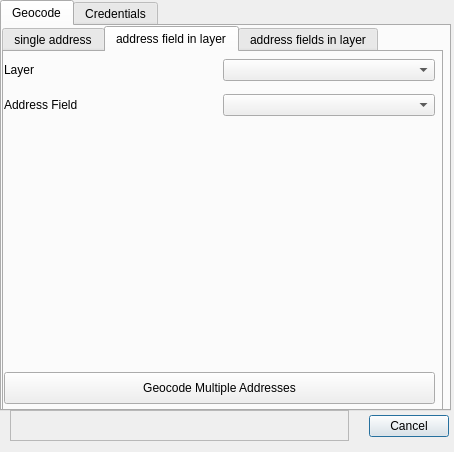
This is hereqgis_dialog_base.ui in riccardoklinger/Hqgis as Qt 5 draws it before an edit. The edited form follows.
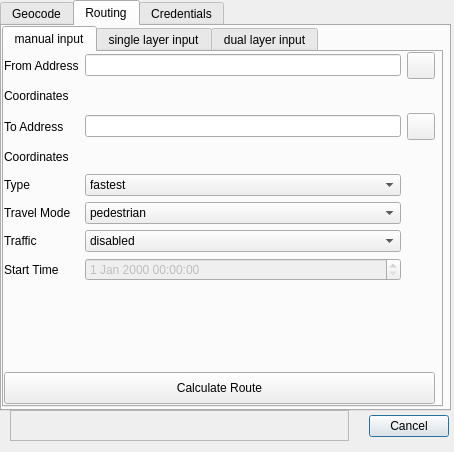
This is the edited form. The open tabs and pages were chosen to show the change. Custom widgets are drawn as their Qt base class.

Commit message: adds routing from point to point

```diff
--- a/hereqgis_dialog_base.ui
+++ b/hereqgis_dialog_base.ui
@@ -42,7 +42,7 @@
     </rect>
    </property>
    <property name="currentIndex">
-    <number>0</number>
+    <number>1</number>
    </property>
    <widget class="QWidget" name="tab">
     <attribute name="title">
@@ -278,6 +278,252 @@
      </widget>
     </widget>
    </widget>
+   <widget class="QWidget" name="tab_6">
+    <attribute name="title">
+     <string>Routing</string>
+    </attribute>
+    <widget class="QTabWidget" name="tabWidget_3">
+     <property name="geometry">
+      <rect>
+       <x>0</x>
+       <y>0</y>
+       <width>441</width>
+       <height>381</height>
+      </rect>
+     </property>
+     <property name="currentIndex">
+      <number>0</number>
+     </property>
+     <widget class="QWidget" name="tab_7">
+      <attribute name="title">
+       <string>manual input</string>
+      </attribute>
+      <widget class="QWidget" name="gridLayoutWidget_2">
+       <property name="geometry">
+        <rect>
+         <x>0</x>
+         <y>0</y>
+         <width>431</width>
+         <height>229</height>
+        </rect>
+       </property>
+       <layout class="QGridLayout" name="gridLayout_2">
+        <item row="3" column="0">
+         <widget class="QLabel" name="label_15">
+          <property name="text">
+           <string>Coordinates</string>
+          </property>
+         </widget>
+        </item>
+        <item row="2" column="2">
+         <widget class="QToolButton" name="captureButton_2">
+          <property name="text">
+           <string/>
+          </property>
+          <property name="iconSize">
+           <size>
+            <width>20</width>
+            <height>20</height>
+           </size>
+          </property>
+          <property name="checkable">
+           <bool>true</bool>
+          </property>
+          <property name="checked">
+           <bool>false</bool>
+          </property>
+         </widget>
+        </item>
+        <item row="0" column="2">
+         <widget class="QToolButton" name="captureButton">
+          <property name="text">
+           <string/>
+          </property>
+          <property name="iconSize">
+           <size>
+            <width>20</width>
+            <height>20</height>
+           </size>
+          </property>
+          <property name="checkable">
+           <bool>true</bool>
+          </property>
+          <property name="checked">
+           <bool>false</bool>
+          </property>
+         </widget>
+        </item>
+        <item row="1" column="0">
+         <widget class="QLabel" name="label_14">
+          <property name="text">
+           <string>Coordinates</string>
+          </property>
+         </widget>
+        </item>
+        <item row="1" column="1">
+         <widget class="QLabel" name="FromLabel">
+          <property name="text">
+           <string/>
+          </property>
+         </widget>
+        </item>
+        <item row="0" column="0">
+         <widget class="QLabel" name="label_3">
+          <property name="text">
+           <string>From Address</string>
+          </property>
+         </widget>
+        </item>
+        <item row="0" column="1">
+         <widget class="QLineEdit" name="fromAddress"/>
+        </item>
+        <item row="2" column="1">
+         <widget class="QLineEdit" name="toAddress"/>
+        </item>
+        <item row="2" column="0">
+         <widget class="QLabel" name="label_11">
+          <property name="text">
+           <string>To Address</string>
+          </property>
+         </widget>
+        </item>
+        <item row="5" column="1">
+         <widget class="QComboBox" name="TransportMode">
+          <item>
+           <property name="text">
+            <string>pedestrian</string>
+           </property>
+          </item>
+          <item>
+           <property name="text">
+            <string>bicycle</string>
+           </property>
+          </item>
+          <item>
+           <property name="text">
+            <string>public transport </string>
+           </property>
+          </item>
+          <item>
+           <property name="text">
+            <string>car</string>
+           </property>
+          </item>
+          <item>
+           <property name="text">
+            <string>high-occupancy vehicle</string>
+           </property>
+          </item>
+          <item>
+           <property name="text">
+            <string>truck</string>
+           </property>
+          </item>
+         </widget>
+        </item>
+        <item row="3" column="1">
+         <widget class="QLabel" name="ToLabel">
+          <property name="text">
+           <string/>
+          </property>
+         </widget>
+        </item>
+        <item row="6" column="1">
+         <widget class="QComboBox" name="trafficMode">
+          <item>
+           <property name="text">
+            <string>disabled</string>
+           </property>
+          </item>
+          <item>
+           <property name="text">
+            <string>enabled</string>
+           </property>
+          </item>
+         </widget>
+        </item>
+        <item row="4" column="1">
+         <widget class="QComboBox" name="Type">
+          <item>
+           <property name="text">
+            <string>fastest</string>
+           </property>
+          </item>
+          <item>
+           <property name="text">
+            <string>shortest</string>
+           </property>
+          </item>
+          <item>
+           <property name="text">
+            <string>balanced</string>
+           </property>
+          </item>
+         </widget>
+        </item>
+        <item row="7" column="1">
+         <widget class="QDateTimeEdit" name="dateTimeEdit">
+          <property name="enabled">
+           <bool>false</bool>
+          </property>
+         </widget>
+        </item>
+        <item row="4" column="0">
+         <widget class="QLabel" name="label_16">
+          <property name="text">
+           <string>Type</string>
+          </property>
+         </widget>
+        </item>
+        <item row="5" column="0">
+         <widget class="QLabel" name="label_18">
+          <property name="text">
+           <string>Travel Mode</string>
+          </property>
+         </widget>
+        </item>
+        <item row="6" column="0">
+         <widget class="QLabel" name="label_17">
+          <property name="text">
+           <string>Traffic</string>
+          </property>
+         </widget>
+        </item>
+        <item row="7" column="0">
+         <widget class="QLabel" name="label_19">
+          <property name="text">
+           <string>Start Time</string>
+          </property>
+         </widget>
+        </item>
+       </layout>
+      </widget>
+      <widget class="QPushButton" name="calcRouteSingleButton">
+       <property name="geometry">
+        <rect>
+         <x>0</x>
+         <y>320</y>
+         <width>431</width>
+         <height>32</height>
+        </rect>
+       </property>
+       <property name="text">
+        <string>Calculate Route</string>
+       </property>
+      </widget>
+     </widget>
+     <widget class="QWidget" name="tab_8">
+      <attribute name="title">
+       <string>single layer input</string>
+      </attribute>
+     </widget>
+     <widget class="QWidget" name="tab_9">
+      <attribute name="title">
+       <string>dual layer input</string>
+      </attribute>
+     </widget>
+    </widget>
+   </widget>
    <widget class="QWidget" name="tab_2">
     <attribute name="title">
      <string>Credentials</string>
```
Left out of the diff: 26 changed lines with no effect on the pictures. The commit also changes 5 other files.
